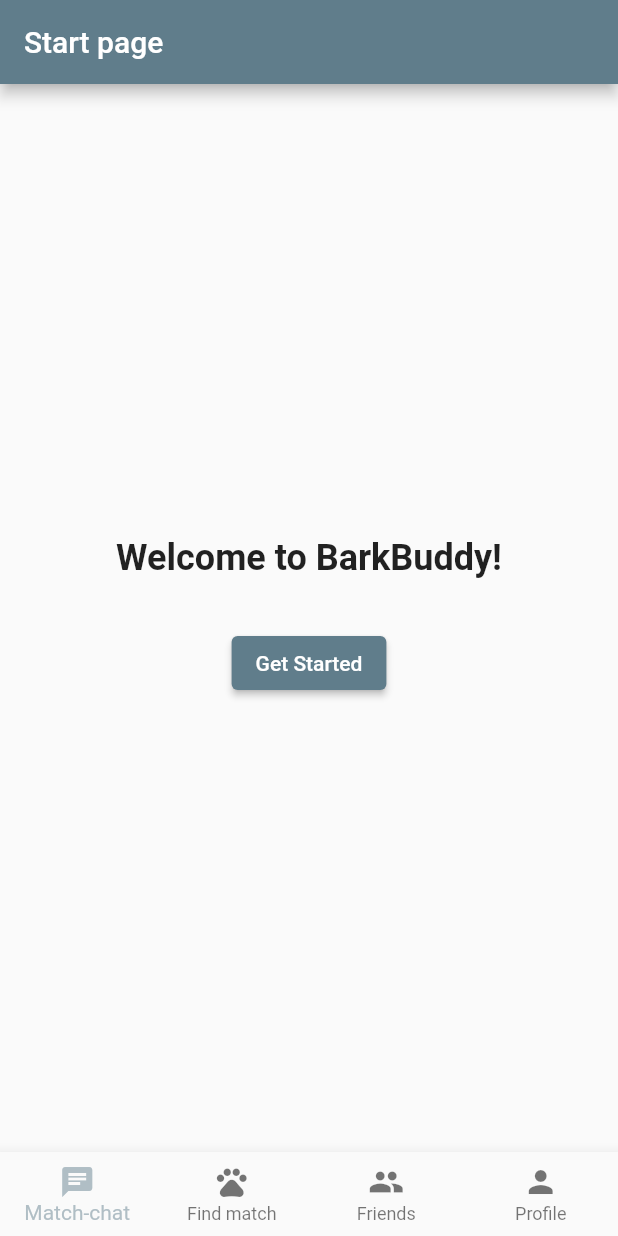
After one commit to joas47/Bark_Buddy, a Flutter app: the HomePage screen opened directly, on a phone screen of 412 x 824 dp. The commit adds this screen. Run offline on Flutter 3.47's test engine with Material 2 defaults, Android fonts, the phone set to English and light mode, and no system bars; our stand-ins replace cloud_firestore, firebase_auth, firebase_core, firebase_storage, image_picker; accounts and stored records are empty.

Commit message:
StartPage(), implemented

```diff
--- a/lib/home_page.dart
+++ b/lib/home_page.dart
@@ -1,6 +1,7 @@
 import 'package:cross_platform_test/find_match_page.dart';
 import 'package:cross_platform_test/friend_page.dart';
 import 'package:cross_platform_test/match_chat_page.dart';
+import 'package:cross_platform_test/start_page.dart';
 import 'package:cross_platform_test/view_dog_profile_page.dart';
 import 'package:flutter/material.dart';
 
@@ -12,7 +13,7 @@ class HomePage extends StatefulWidget {
 }
 
 class _HomePageState extends State<HomePage> {
-  int _selectedIndex = 3;
+  int _selectedIndex = 0;
   final List<Widget> _pages = [
     const MatchChatPage(),
     const FindMatchPage(),
@@ -20,16 +21,45 @@ class _HomePageState extends State<HomePage> {
     const ViewDogProfilePage(),
   ];
 
+  bool _showStartPage = true;
+
+  @override
+  void initState() {
+    super.initState();
+    _selectedIndex = 0;
+  }
+
   void _onItemTapped(int index) {
     setState(() {
       _selectedIndex = index;
+      if (_selectedIndex != 4) {
+        _showStartPage = false;
+      }
     });
   }
 
   @override
   Widget build(BuildContext context) {
     return Scaffold(
-      body: _pages[_selectedIndex],
+      body: Stack(
+        children: [
+          Offstage(
+            offstage: _showStartPage,
+            child: _pages[_selectedIndex],
+          ),
+          Offstage(
+            offstage: !_showStartPage,
+            child: StartPage(
+              onNavigate: () {
+                setState(() {
+                  _showStartPage = false;
+                });
+              },
+              onStart: () {},
+            ),
+          ),
+        ],
+      ),
       bottomNavigationBar: BottomNavigationBar(
         type: BottomNavigationBarType.fixed,
         currentIndex: _selectedIndex,
@@ -38,7 +68,6 @@ class _HomePageState extends State<HomePage> {
         items: const [
           BottomNavigationBarItem(
             icon: Icon(Icons.chat),
-            //activeIcon: Icon(Icons.chat_outlined),
             label: 'Match-chat',
           ),
           BottomNavigationBarItem(
@@ -47,12 +76,10 @@ class _HomePageState extends State<HomePage> {
           ),
           BottomNavigationBarItem(
             icon: Icon(Icons.people),
-            //activeIcon: Icon(Icons.star),
             label: 'Friends',
           ),
           BottomNavigationBarItem(
             icon: Icon(Icons.person),
-            //activeIcon: Icon(Icons.star),
             label: 'Profile',
           ),
         ],
--- /dev/null
+++ b/lib/start_page.dart
@@ -0,0 +1,39 @@
+import 'package:flutter/material.dart';
+
+class StartPage extends StatelessWidget {
+  final VoidCallback onStart;
+
+  const StartPage(
+      {Key? key, required this.onStart, required Null Function() onNavigate})
+      : super(key: key);
+
+  @override
+  Widget build(BuildContext context) {
+    return Scaffold(
+      appBar: AppBar(
+        title: const Text('Start page'),
+      ),
+      body: Center(
+        child: Column(
+          mainAxisAlignment: MainAxisAlignment.center,
+          children: [
+            const Text(
+              'Welcome to BarkBuddy!',
+              style: TextStyle(
+                fontSize: 24.0,
+                fontWeight: FontWeight.bold,
+              ),
+            ),
+            const SizedBox(height: 32.0),
+            ElevatedButton(
+              onPressed: () {
+                onStart();
+              },
+              child: const Text('Get Started'),
+            ),
+          ],
+        ),
+      ),
+    );
+  }
+}
```
